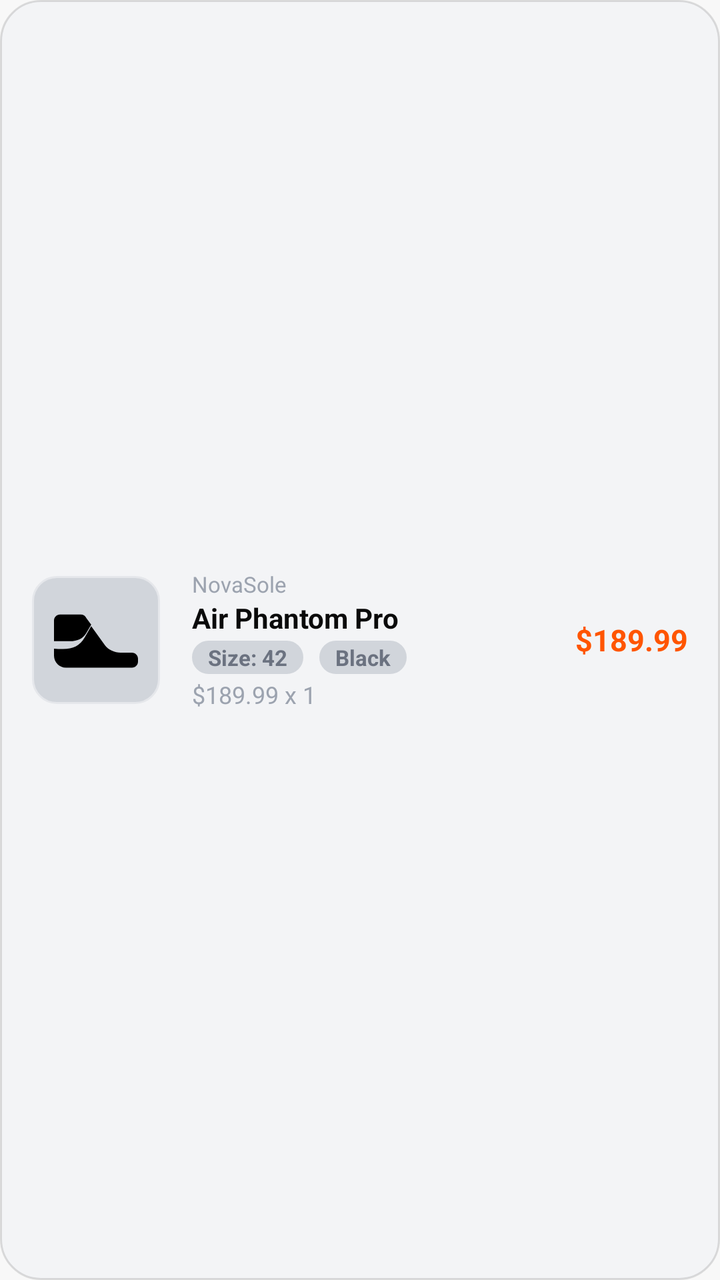
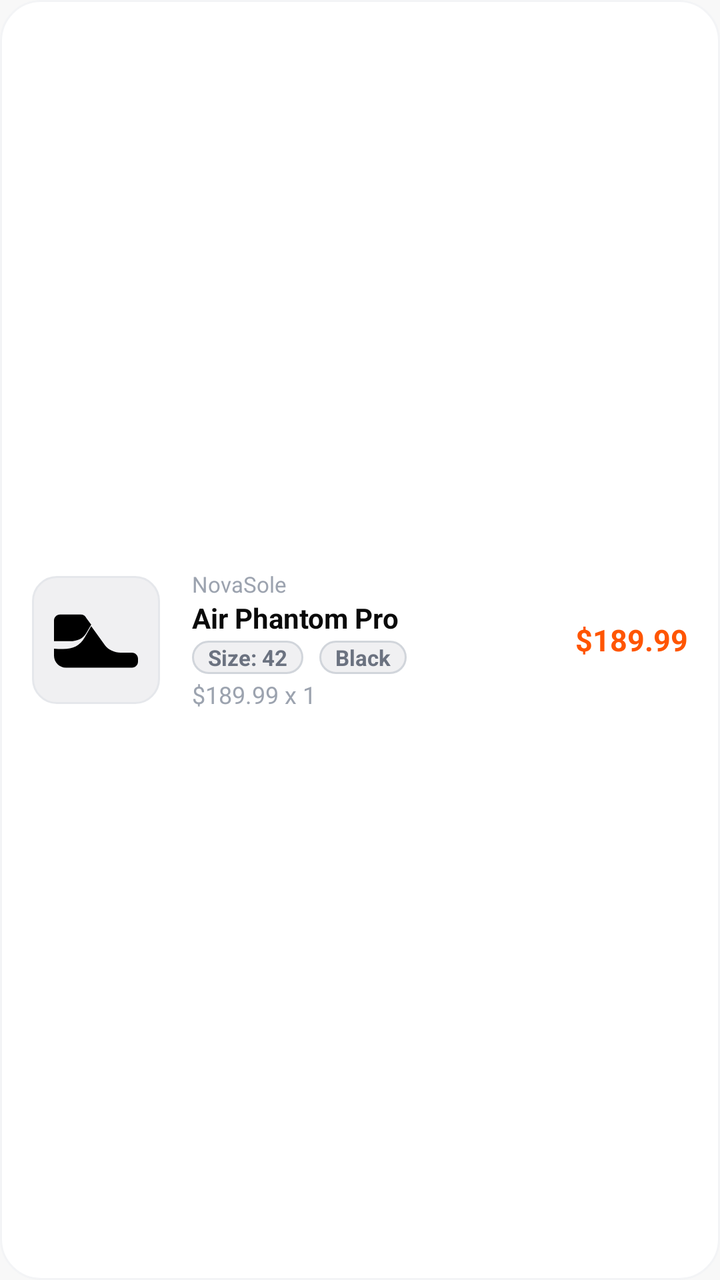

An Android layout rendered at two revisions. The XML below is the earlier revision; the diff shows what the commit changed to produce the second picture.
<!-- AndroidManifest.xml: application theme Theme.SoleStep -->
<!-- res/layout/item_admin_order_detail_product.xml -->
<?xml version="1.0" encoding="utf-8"?>
<LinearLayout xmlns:android="http://schemas.android.com/apk/res/android"
    android:layout_width="match_parent"
    android:layout_height="wrap_content"
    android:background="@drawable/bg_card_dark"
    android:gravity="center_vertical"
    android:orientation="horizontal"
    android:padding="@dimen/space_8"
    android:layout_marginBottom="@dimen/space_4">

    
    <ImageView
        android:id="@+id/detail_prod_image"
        android:layout_width="64dp"
        android:layout_height="64dp"
        android:background="@drawable/bg_admin_product_image"
        android:contentDescription="@null"
        android:padding="@dimen/space_4"
        android:scaleType="centerCrop"
        android:src="@drawable/ic_shoe" />

    
    <LinearLayout
        android:layout_width="0dp"
        android:layout_height="wrap_content"
        android:layout_marginStart="@dimen/space_8"
        android:layout_weight="1"
        android:orientation="vertical">

        
        <TextView
            android:id="@+id/detail_prod_brand"
            android:layout_width="wrap_content"
            android:layout_height="wrap_content"
            android:text="NovaSole"
            android:textColor="@color/text_dark_muted"
            android:textSize="11sp" />

        
        <TextView
            android:id="@+id/detail_prod_name"
            android:layout_width="wrap_content"
            android:layout_height="wrap_content"
            android:text="Air Phantom Pro"
            android:textColor="@color/text_dark_primary"
            android:textSize="14sp"
            android:textStyle="bold" />

        
        <LinearLayout
            android:layout_width="wrap_content"
            android:layout_height="wrap_content"
            android:layout_marginTop="2dp"
            android:orientation="horizontal">

            <TextView
                android:id="@+id/detail_prod_size"
                android:layout_width="wrap_content"
                android:layout_height="wrap_content"
                android:background="@drawable/bg_admin_icon_btn"
                android:paddingStart="@dimen/space_4"
                android:paddingTop="1dp"
                android:paddingEnd="@dimen/space_4"
                android:paddingBottom="1dp"
                android:text="Size: 42"
                android:textColor="@color/text_dark_tertiary"
                android:textSize="11sp"
                android:textStyle="bold" />

            <TextView
                android:id="@+id/detail_prod_color"
                android:layout_width="wrap_content"
                android:layout_height="wrap_content"
                android:layout_marginStart="@dimen/space_4"
                android:background="@drawable/bg_admin_icon_btn"
                android:paddingStart="@dimen/space_4"
                android:paddingTop="1dp"
                android:paddingEnd="@dimen/space_4"
                android:paddingBottom="1dp"
                android:text="Black"
                android:textColor="@color/text_dark_tertiary"
                android:textSize="11sp"
                android:textStyle="bold" />
        </LinearLayout>

        
        <TextView
            android:id="@+id/detail_prod_qty_price"
            android:layout_width="wrap_content"
            android:layout_height="wrap_content"
            android:layout_marginTop="2dp"
            android:textColor="@color/text_dark_muted"
            android:textSize="12sp"
            android:text="$189.99 x 1" />
    </LinearLayout>

    
    <TextView
        android:id="@+id/detail_prod_subtotal"
        android:layout_width="wrap_content"
        android:layout_height="wrap_content"
        android:layout_marginStart="@dimen/space_8"
        android:textColor="@color/text_accent"
        android:textSize="15sp"
        android:textStyle="bold"
        android:text="$189.99" />
</LinearLayout>
<!-- resources referenced by this layout -->
<resources>
  <color name="text_accent">#FF5500</color>
  <color name="text_dark_muted">#9CA3AF</color>
  <color name="text_dark_primary">#0A0A0A</color>
  <color name="text_dark_tertiary">#6B7280</color>
  <dimen name="space_4">8dp</dimen>
  <dimen name="space_8">16dp</dimen>
  <!-- drawable bg_admin_icon_btn (drawable) -->
  <?xml version="1.0" encoding="utf-8"?>
  <shape xmlns:android="http://schemas.android.com/apk/res/android"
      android:shape="rectangle">
      <solid android:color="@color/bg_dark_surface_4" />
      <corners android:radius="@dimen/radius_sm" />
      <stroke
          android:width="@dimen/stroke_thin"
          android:color="@color/border_dark_medium" />
  </shape>
  <!-- drawable bg_admin_product_image (drawable) -->
  <?xml version="1.0" encoding="utf-8"?>
  <shape xmlns:android="http://schemas.android.com/apk/res/android"
      android:shape="rectangle">
      <solid android:color="@color/bg_dark_surface_4" />
      <corners android:radius="@dimen/radius_md" />
      <stroke
          android:width="@dimen/stroke_thin"
          android:color="@color/border_dark_normal" />
  </shape>
  <!-- drawable bg_card_dark (drawable) -->
  <?xml version="1.0" encoding="utf-8"?>
  <shape xmlns:android="http://schemas.android.com/apk/res/android"
      android:shape="rectangle">
      <solid android:color="@color/bg_dark_surface_2" />
      <corners android:radius="@dimen/radius_card" />
      <stroke
          android:width="@dimen/stroke_thin"
          android:color="@color/border_dark_light" />
  </shape>
  <color name="bg_dark_surface_4">#D1D5DB</color>
  <dimen name="radius_sm">8dp</dimen>
  <dimen name="stroke_thin">1dp</dimen>
  <color name="border_dark_medium">#D1D5DB</color>
  <dimen name="radius_md">12dp</dimen>
  <color name="border_dark_normal">#E5E7EB</color>
  <color name="bg_dark_surface_2">#F3F4F6</color>
  <dimen name="radius_card">20dp</dimen>
  <color name="border_dark_light">#1F000000</color>
  <color name="brand_orange">#FF5500</color>
  <color name="brand_orange_dark">#CC4400</color>
  <color name="brand_white">#FFFFFF</color>
  <color name="brand_black">#0A0A0A</color>
  <color name="bg_primary">#FFFFFF</color>
  <color name="text_primary">#0A0A0A</color>
  <color name="bg_secondary">#F8F8F8</color>
  <color name="status_error">#EF4444</color>
  <style name="ShapeAppearance.SoleStep.Small" parent="">
          <item name="cornerFamily">rounded</item>
          <item name="cornerSize">@dimen/radius_sm</item>
      </style>
  <dimen name="radius_lg">16dp</dimen>
  <dimen name="radius_2xl">24dp</dimen>
  <dimen name="font_display">48sp</dimen>
  <dimen name="font_title_large">24sp</dimen>
  <dimen name="font_title">20sp</dimen>
  <dimen name="font_headline">18sp</dimen>
  <dimen name="font_subheading">16sp</dimen>
  <dimen name="font_label">14sp</dimen>
  <color name="text_secondary">#374151</color>
  <dimen name="font_body">13sp</dimen>
  <dimen name="font_caption">11sp</dimen>
  <color name="text_tertiary">#6B7280</color>
  <dimen name="font_caption_small">10sp</dimen>
  <color name="text_muted">#9CA3AF</color>
  <dimen name="font_overline">9sp</dimen>
  <dimen name="elev_bottom_nav">8dp</dimen>
  <dimen name="bottom_nav_height">88dp</dimen>
  <dimen name="radius_button">20dp</dimen>
  <dimen name="btn_height_large">52dp</dimen>
  <dimen name="space_16">32dp</dimen>
  <dimen name="elev_raised">4dp</dimen>
  <color name="border_normal">#E5E7EB</color>
  <dimen name="radius_input">20dp</dimen>
  <color name="text_placeholder">#D1D5DB</color>
  <dimen name="radius_chip">12dp</dimen>
  <dimen name="space_12">24dp</dimen>
  <dimen name="btn_height_tiny">28dp</dimen>
  <dimen name="elev_card">2dp</dimen>
  <color name="border_light">#F3F4F6</color>
  <dimen name="toolbar_height">56dp</dimen>
  <dimen name="space_screen_horizontal">20dp</dimen>
  <dimen name="elev_top_bar">4dp</dimen>
  <dimen name="elev_fab">6dp</dimen>
  <!-- unchanged entries left out for length: 22 -->
</resources>

<!-- the commit's change to res/layout/item_admin_order_detail_product.xml (unified diff, before → after) -->
@@ -2,7 +2,7 @@
 <LinearLayout xmlns:android="http://schemas.android.com/apk/res/android"
     android:layout_width="match_parent"
     android:layout_height="wrap_content"
-    android:background="@drawable/bg_card_dark"
+    android:background="@drawable/bg_card_light"
     android:gravity="center_vertical"
     android:orientation="horizontal"
     android:padding="@dimen/space_8"
@@ -33,7 +33,7 @@
             android:layout_width="wrap_content"
             android:layout_height="wrap_content"
             android:text="NovaSole"
-            android:textColor="@color/text_dark_muted"
+            android:textColor="@color/text_muted"
             android:textSize="11sp" />
 
         
@@ -42,7 +42,7 @@
             android:layout_width="wrap_content"
             android:layout_height="wrap_content"
             android:text="Air Phantom Pro"
-            android:textColor="@color/text_dark_primary"
+            android:textColor="@color/text_primary"
             android:textSize="14sp"
             android:textStyle="bold" />
 
@@ -63,7 +63,7 @@
                 android:paddingEnd="@dimen/space_4"
                 android:paddingBottom="1dp"
                 android:text="Size: 42"
-                android:textColor="@color/text_dark_tertiary"
+                android:textColor="@color/text_tertiary"
                 android:textSize="11sp"
                 android:textStyle="bold" />
 
@@ -78,7 +78,7 @@
                 android:paddingEnd="@dimen/space_4"
                 android:paddingBottom="1dp"
                 android:text="Black"
-                android:textColor="@color/text_dark_tertiary"
+                android:textColor="@color/text_tertiary"
                 android:textSize="11sp"
                 android:textStyle="bold" />
         </LinearLayout>
@@ -89,7 +89,7 @@
             android:layout_width="wrap_content"
             android:layout_height="wrap_content"
             android:layout_marginTop="2dp"
-            android:textColor="@color/text_dark_muted"
+            android:textColor="@color/text_muted"
             android:textSize="12sp"
             android:text="$189.99 x 1" />
     </LinearLayout>
<!-- resource entries referenced after the edit -->
@@ -1,50 +1,45 @@
 <!-- resources referenced by this layout -->
 <resources>
   <color name="text_accent">#FF5500</color>
-  <color name="text_dark_muted">#9CA3AF</color>
-  <color name="text_dark_primary">#0A0A0A</color>
-  <color name="text_dark_tertiary">#6B7280</color>
   <dimen name="space_4">8dp</dimen>
   <dimen name="space_8">16dp</dimen>
   <!-- drawable bg_admin_icon_btn (drawable) -->
   <?xml version="1.0" encoding="utf-8"?>
   <shape xmlns:android="http://schemas.android.com/apk/res/android"
       android:shape="rectangle">
-      <solid android:color="@color/bg_dark_surface_4" />
+      <solid android:color="@color/bg_input" />
       <corners android:radius="@dimen/radius_sm" />
       <stroke
           android:width="@dimen/stroke_thin"
-          android:color="@color/border_dark_medium" />
+          android:color="@color/border_medium" />
   </shape>
   <!-- drawable bg_admin_product_image (drawable) -->
   <?xml version="1.0" encoding="utf-8"?>
   <shape xmlns:android="http://schemas.android.com/apk/res/android"
       android:shape="rectangle">
-      <solid android:color="@color/bg_dark_surface_4" />
+      <solid android:color="@color/bg_input" />
       <corners android:radius="@dimen/radius_md" />
       <stroke
           android:width="@dimen/stroke_thin"
-          android:color="@color/border_dark_normal" />
+          android:color="@color/border_normal" />
   </shape>
-  <!-- drawable bg_card_dark (drawable) -->
+  <!-- drawable bg_card_light (drawable) -->
   <?xml version="1.0" encoding="utf-8"?>
   <shape xmlns:android="http://schemas.android.com/apk/res/android"
       android:shape="rectangle">
-      <solid android:color="@color/bg_dark_surface_2" />
+      <solid android:color="@color/bg_primary" />
       <corners android:radius="@dimen/radius_card" />
       <stroke
           android:width="@dimen/stroke_thin"
-          android:color="@color/border_dark_light" />
+          android:color="@color/border_light" />
   </shape>
-  <color name="bg_dark_surface_4">#D1D5DB</color>
+  <color name="bg_input">#F0F0F2</color>
   <dimen name="radius_sm">8dp</dimen>
   <dimen name="stroke_thin">1dp</dimen>
-  <color name="border_dark_medium">#D1D5DB</color>
+  <color name="border_medium">#D1D5DB</color>
   <dimen name="radius_md">12dp</dimen>
-  <color name="border_dark_normal">#E5E7EB</color>
   <color name="bg_dark_surface_2">#F3F4F6</color>
   <dimen name="radius_card">20dp</dimen>
-  <color name="border_dark_light">#1F000000</color>
   <color name="brand_orange">#FF5500</color>
   <color name="brand_orange_dark">#CC4400</color>
   <color name="brand_white">#FFFFFF</color>
